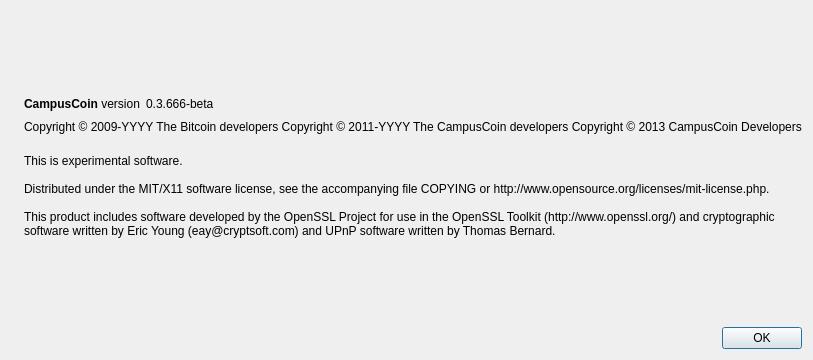
The window that src/qt/forms/aboutdialog.ui (campuscoindev/CampusCoin-Source) describes before a commit, drawn with Qt 5.
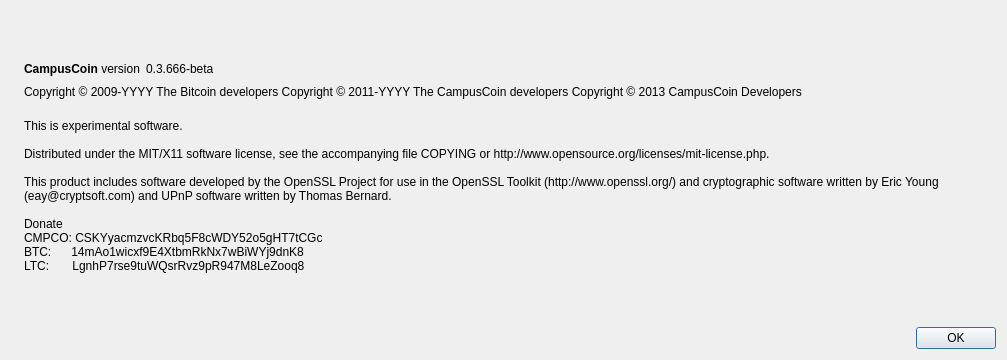
The same window after the commit. Icons and pictures are not drawn.

Patch:
```diff
--- a/src/qt/forms/aboutdialog.ui
+++ b/src/qt/forms/aboutdialog.ui
@@ -6,7 +6,7 @@
    <rect>
     <x>0</x>
     <y>0</y>
-    <width>593</width>
+    <width>1007</width>
     <height>360</height>
    </rect>
   </property>
@@ -114,7 +114,12 @@
 
 Distributed under the MIT/X11 software license, see the accompanying file COPYING or http://www.opensource.org/licenses/mit-license.php.
 
-This product includes software developed by the OpenSSL Project for use in the OpenSSL Toolkit (http://www.openssl.org/) and cryptographic software written by Eric Young (eay@cryptsoft.com) and UPnP software written by Thomas Bernard.</string>
+This product includes software developed by the OpenSSL Project for use in the OpenSSL Toolkit (http://www.openssl.org/) and cryptographic software written by Eric Young (eay@cryptsoft.com) and UPnP software written by Thomas Bernard.
+
+Donate
+CMPCO: CSKYyacmzvcKRbq5F8cWDY52o5gHT7tCGc
+BTC:      14mAo1wicxf9E4XtbmRkNx7wBiWYj9dnK8
+LTC:       LgnhP7rse9tuWQsrRvz9pR947M8LeZooq8</string>
        </property>
        <property name="wordWrap">
         <bool>true</bool>
```
